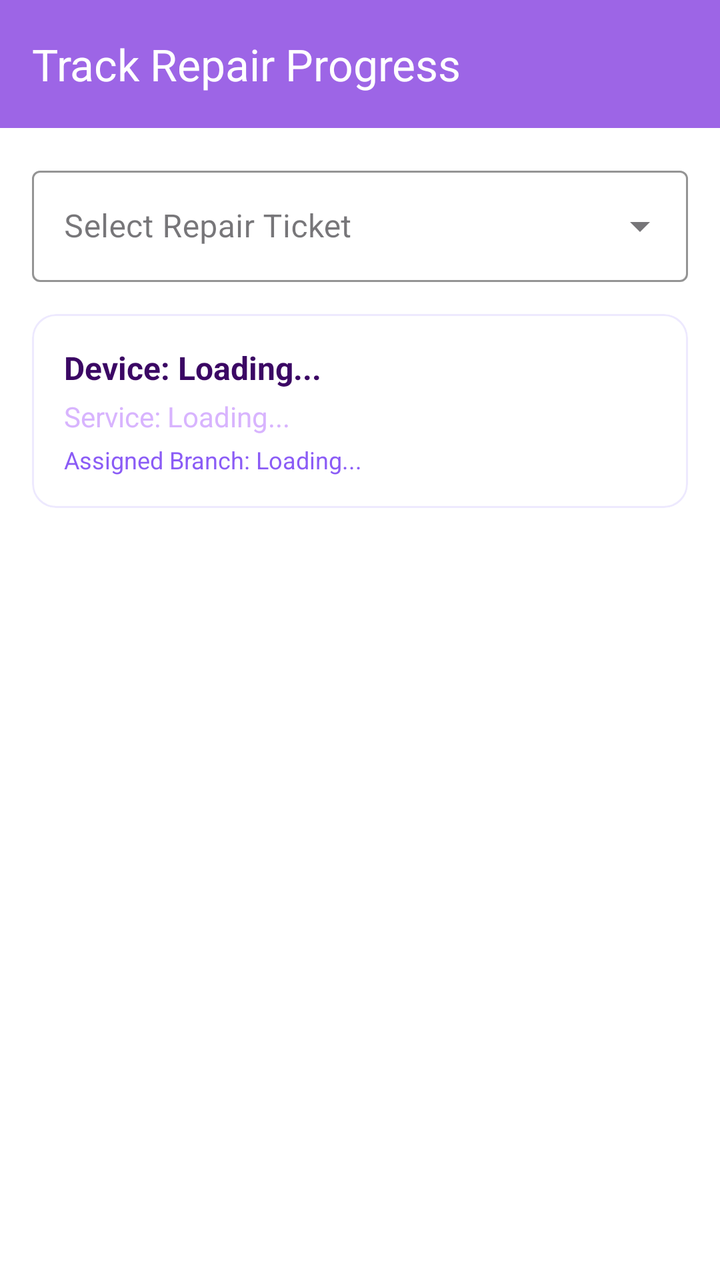
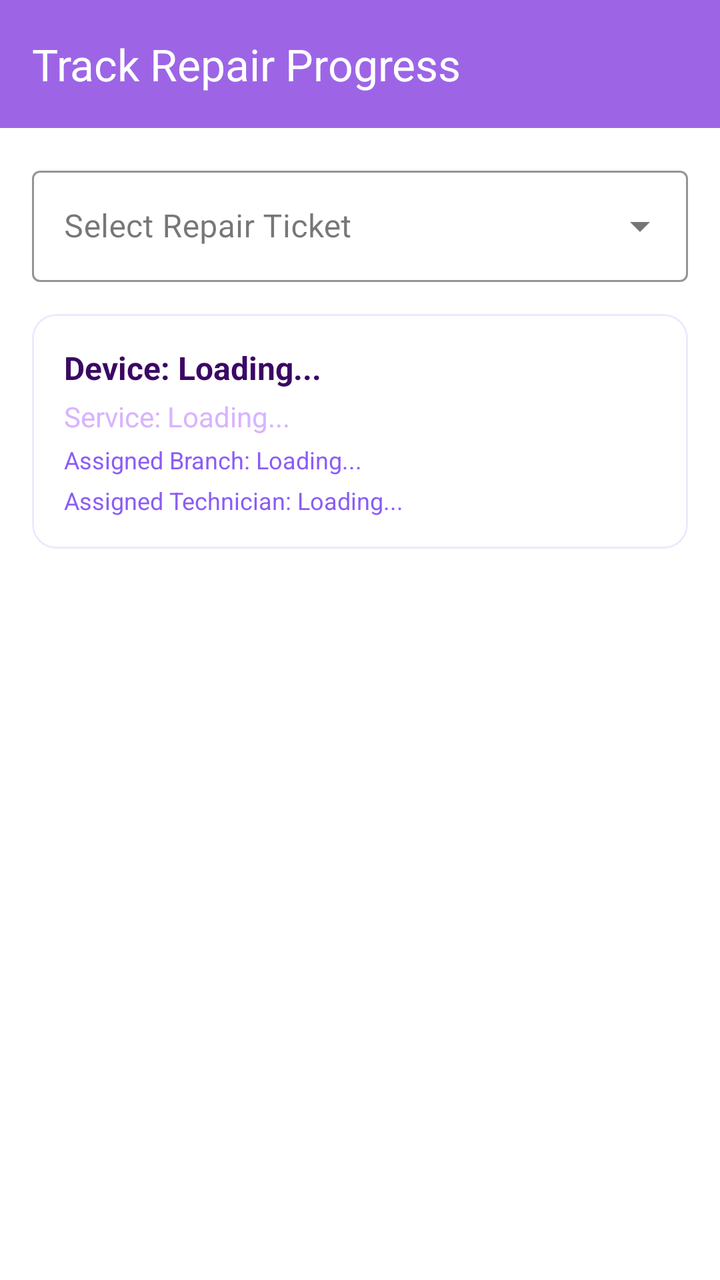

Screens rendered from an Android XML layout before and after an edit, with the pre-edit source and the edit as a unified diff.
<!-- AndroidManifest.xml: application theme Theme.TechFix -->
<!-- res/layout/activity_track_repair.xml -->
<?xml version="1.0" encoding="utf-8"?>
<androidx.constraintlayout.widget.ConstraintLayout 
    xmlns:android="http://schemas.android.com/apk/res/android"
    xmlns:app="http://schemas.android.com/apk/res-auto"
    xmlns:tools="http://schemas.android.com/tools"
    android:layout_width="match_parent"
    android:layout_height="match_parent"
    android:background="@color/surfaceColor"
    tools:context="com.techfix.app.customer.TrackRepairActivity">

    
    <com.google.android.material.appbar.AppBarLayout
        android:id="@+id/appBar"
        android:layout_width="match_parent"
        android:layout_height="wrap_content"
        app:layout_constraintTop_toTopOf="parent">
        <androidx.appcompat.widget.Toolbar
            android:id="@+id/toolbar"
            android:layout_width="match_parent"
            android:layout_height="?attr/actionBarSize"
            android:background="@color/primaryColor"
            app:title="Track Repair Progress"
            app:titleTextColor="@color/white" />
    </com.google.android.material.appbar.AppBarLayout>

    
    <TextView
        android:id="@+id/noActiveRepairsText"
        android:layout_width="wrap_content"
        android:layout_height="wrap_content"
        android:text="No active repair requests found."
        android:textColor="@color/textSecondary"
        android:textSize="14sp"
        android:visibility="gone"
        app:layout_constraintTop_toTopOf="parent"
        app:layout_constraintBottom_toBottomOf="parent"
        app:layout_constraintStart_toStartOf="parent"
        app:layout_constraintEnd_toEndOf="parent" />

    
    <LinearLayout
        android:id="@+id/contentLayout"
        android:layout_width="match_parent"
        android:layout_height="0dp"
        android:orientation="vertical"
        android:padding="16dp"
        app:layout_constraintTop_toBottomOf="@id/appBar"
        app:layout_constraintBottom_toBottomOf="parent">

        
        <com.google.android.material.textfield.TextInputLayout
            android:id="@+id/ticketSelectLayout"
            style="@style/Widget.MaterialComponents.TextInputLayout.OutlinedBox.ExposedDropdownMenu"
            android:layout_width="match_parent"
            android:layout_height="wrap_content"
            android:hint="Select Repair Ticket"
            app:boxStrokeColor="@color/primaryColor"
            app:hintTextColor="@color/primaryColor">

            <AutoCompleteTextView
                android:id="@+id/ticketAutoComplete"
                android:layout_width="match_parent"
                android:layout_height="wrap_content"
                android:inputType="none"
                android:textColor="@color/textPrimary" />
        </com.google.android.material.textfield.TextInputLayout>

        
        <com.google.android.material.card.MaterialCardView
            android:layout_width="match_parent"
            android:layout_height="wrap_content"
            android:layout_marginTop="16dp"
            app:cardCornerRadius="12dp"
            app:strokeWidth="1dp"
            app:strokeColor="@color/dividerColor">
            
            <LinearLayout
                android:layout_width="match_parent"
                android:layout_height="wrap_content"
                android:orientation="vertical"
                android:padding="16dp">

                <TextView
                    android:id="@+id/lblDeviceModel"
                    android:layout_width="wrap_content"
                    android:layout_height="wrap_content"
                    android:text="Device: Loading..."
                    android:textSize="16sp"
                    android:textStyle="bold"
                    android:textColor="@color/textPrimary" />

                <TextView
                    android:id="@+id/lblServiceType"
                    android:layout_width="wrap_content"
                    android:layout_height="wrap_content"
                    android:text="Service: Loading..."
                    android:textSize="14sp"
                    android:textColor="@color/primaryLightColor"
                    android:layout_marginTop="4dp" />

                <TextView
                    android:id="@+id/lblBranchInfo"
                    android:layout_width="wrap_content"
                    android:layout_height="wrap_content"
                    android:text="Assigned Branch: Loading..."
                    android:textSize="12sp"
                    android:textColor="@color/textSecondary"
                    android:layout_marginTop="4dp" />
            </LinearLayout>
        </com.google.android.material.card.MaterialCardView>

        
        <ScrollView
            android:layout_width="match_parent"
            android:layout_height="0dp"
            android:layout_weight="1"
            android:layout_marginTop="16dp"
            android:fillViewport="true">

            <LinearLayout
                android:id="@+id/timelineContainer"
                android:layout_width="match_parent"
                android:layout_height="wrap_content"
                android:orientation="vertical"
                android:paddingStart="8dp">

                

            </LinearLayout>
        </ScrollView>

        
        <com.google.android.material.button.MaterialButton
            android:id="@+id/btnProceedToPayment"
            android:layout_width="match_parent"
            android:layout_height="56dp"
            android:text="Proceed to Payment"
            android:textSize="16sp"
            android:textColor="@color/white"
            android:backgroundTint="@color/secondaryColor"
            app:cornerRadius="8dp"
            android:layout_marginTop="16dp"
            android:visibility="gone" />

    </LinearLayout>

</androidx.constraintlayout.widget.ConstraintLayout>
<!-- resources referenced by this layout -->
<resources>
  <color name="dividerColor">#EDE9FE</color>
  <color name="primaryColor">#9D65E6</color>
  <color name="primaryLightColor">#D8B4FE</color>
  <color name="secondaryColor">#8DE8B5</color>
  <color name="surfaceColor">#FFFFFF</color>
  <color name="textPrimary">#3B0764</color>
  <color name="textSecondary">#8B5CF6</color>
  <color name="white">#FFFFFFFF</color>
  <style name="Theme.TechFix" parent="Base.Theme.TechFix" />
  <style name="Base.Theme.TechFix" parent="Theme.Material3.DayNight.NoActionBar">
          
          <item name="colorPrimary">@color/primaryColor</item>
          <item name="colorPrimaryDark">@color/primaryDarkColor</item>
          <item name="colorSecondary">@color/secondaryColor</item>
          <item name="colorError">@color/errorColor</item>
          
          
          <item name="android:windowBackground">@color/backgroundColor</item>
          <item name="colorSurface">@color/surfaceColor</item>
          <item name="colorOnPrimary">@color/white</item>
          <item name="colorOnSecondary">@color/white</item>
      </style>
  <color name="primaryDarkColor">#6D28D9</color>
  <color name="errorColor">#EF4444</color>
  <color name="backgroundColor">#F7F2FE</color>
</resources>

<!-- the commit's change to res/layout/activity_track_repair.xml (unified diff, before → after) -->
@@ -106,6 +106,15 @@
                     android:textSize="12sp"
                     android:textColor="@color/textSecondary"
                     android:layout_marginTop="4dp" />
+
+                <TextView
+                    android:id="@+id/lblTechnicianInfo"
+                    android:layout_width="wrap_content"
+                    android:layout_height="wrap_content"
+                    android:text="Assigned Technician: Loading..."
+                    android:textSize="12sp"
+                    android:textColor="@color/textSecondary"
+                    android:layout_marginTop="4dp" />
             </LinearLayout>
         </com.google.android.material.card.MaterialCardView>
 
